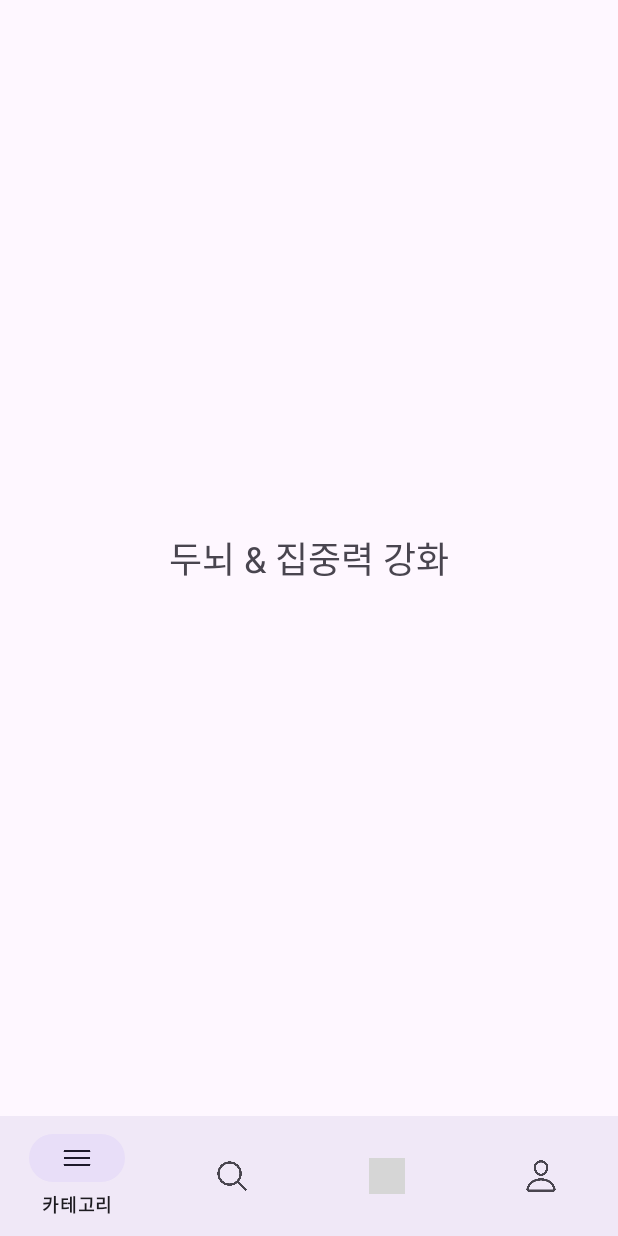
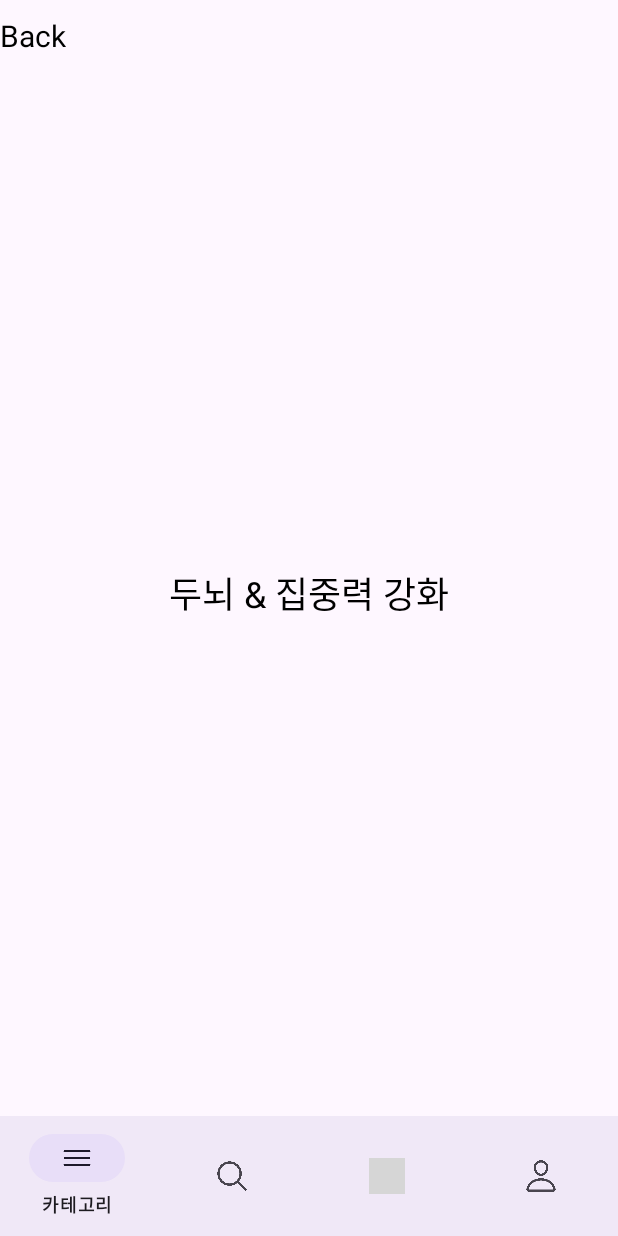
Before and after one commit to ccchaeng/NutriWish, an Android app: the fragment BrainFocusFragment placed in its activity, on a phone screen of 412 x 824 dp. Run offline under Robolectric (Android 15) with nearby library versions, the phone set to English and light mode, and no system bars; grey boxes are pictures that could not be loaded.

Commit message:
Back 기능 구현

```diff
--- a/app/src/main/res/layout/fragment_brain_focus.xml
+++ b/app/src/main/res/layout/fragment_brain_focus.xml
@@ -1,12 +1,39 @@
 <LinearLayout xmlns:android="http://schemas.android.com/apk/res/android"
     android:layout_width="match_parent"
     android:layout_height="match_parent"
-    android:orientation="vertical"
-    android:gravity="center">
+    android:orientation="vertical">
 
-    <TextView
-        android:layout_width="wrap_content"
+    <LinearLayout
+        android:layout_width="match_parent"
         android:layout_height="wrap_content"
-        android:text="두뇌 &amp; 집중력 강화"
-        android:textSize="24sp"/>
+        android:layout_marginTop="10dp"
+        android:layout_marginBottom="10dp"
+        android:orientation="horizontal"
+        android:gravity="start">
+
+        <TextView
+            android:id="@+id/back"
+            android:layout_width="wrap_content"
+            android:layout_height="wrap_content"
+            android:text="Back"
+            android:textColor="@color/black"
+            android:textSize="20sp" />
+    </LinearLayout>
+
+    <LinearLayout
+        android:layout_width="match_parent"
+        android:layout_height="0dp"
+        android:layout_weight="1"
+        android:gravity="center">
+
+        <TextView
+            android:id="@+id/center_text"
+            android:layout_width="wrap_content"
+            android:layout_height="wrap_content"
+            android:text="두뇌 &amp; 집중력 강화"
+            android:textSize="24sp"
+            android:textColor="@color/black"
+            android:padding="16dp" />
+    </LinearLayout>
+
 </LinearLayout>
```
